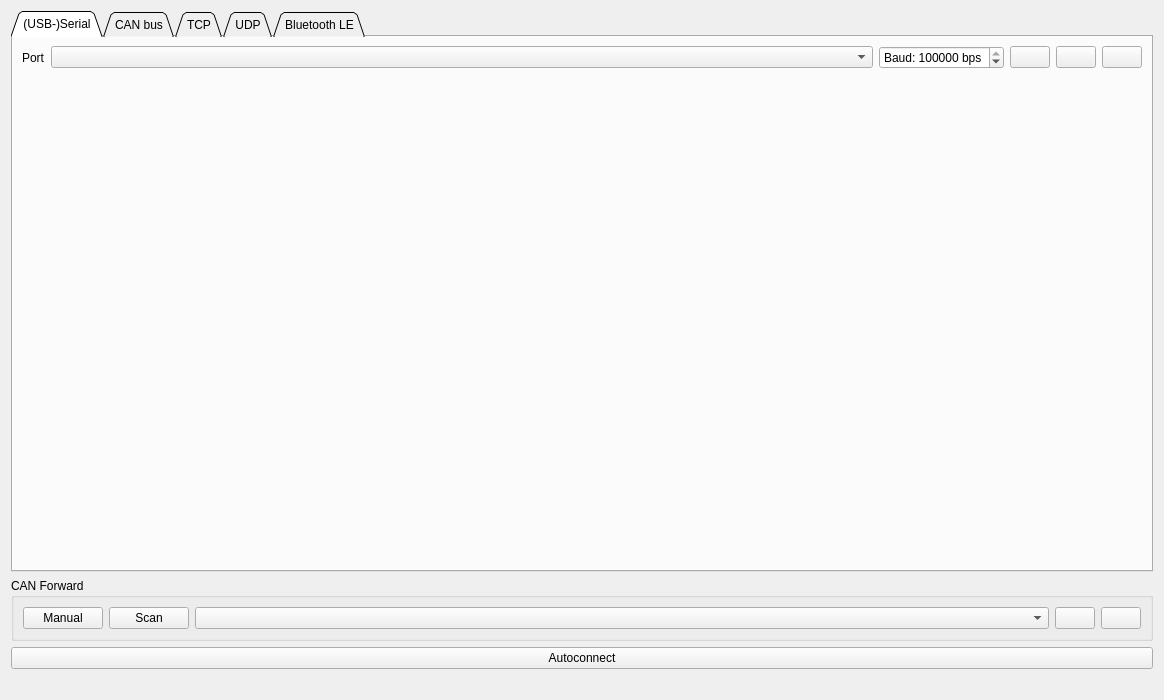
Old version of the form pages/pageconnection.ui in the repository vedderb/vesc_tool.
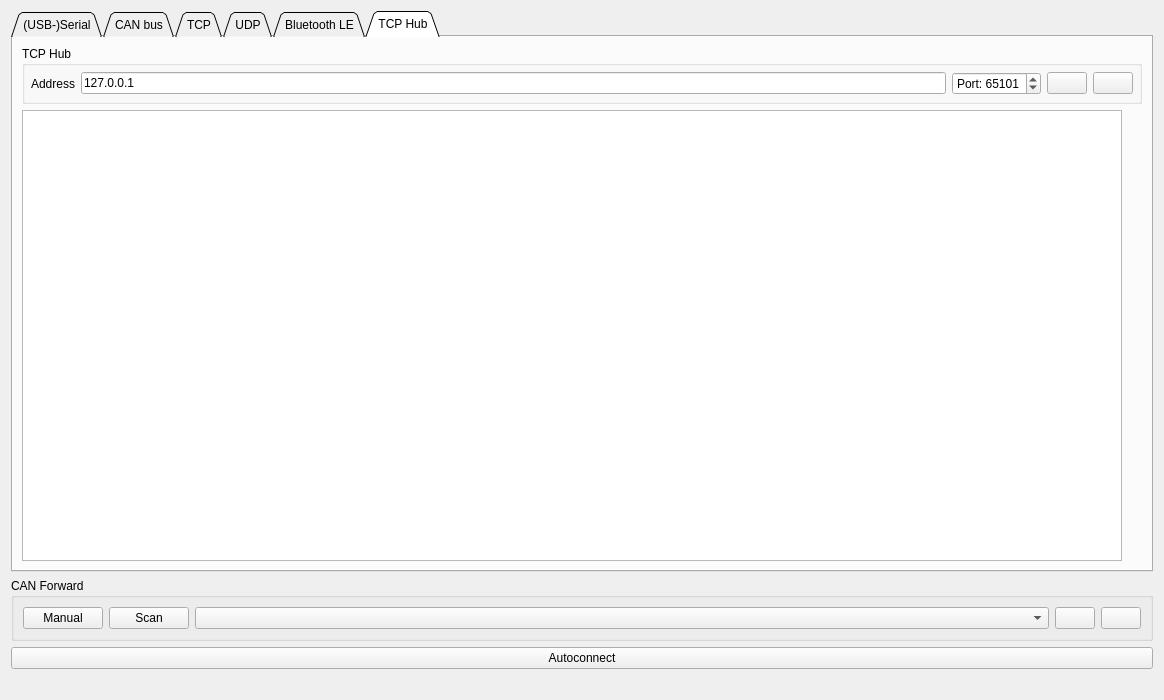
New version of the form. Icons and pictures are not drawn.

```diff
--- a/pages/pageconnection.ui
+++ b/pages/pageconnection.ui
@@ -23,7 +23,7 @@
       <enum>QTabWidget::Triangular</enum>
      </property>
      <property name="currentIndex">
-      <number>0</number>
+      <number>5</number>
      </property>
      <widget class="QWidget" name="tab">
       <attribute name="title">
@@ -893,6 +893,127 @@
        </item>
       </layout>
      </widget>
+     <widget class="QWidget" name="tab_6">
+      <attribute name="title">
+       <string>TCP Hub</string>
+      </attribute>
+      <layout class="QVBoxLayout" name="verticalLayout_11">
+       <item>
+        <widget class="QGroupBox" name="groupBox_5">
+         <property name="title">
+          <string>TCP Hub</string>
+         </property>
+         <layout class="QGridLayout" name="gridLayout_2">
+          <property name="leftMargin">
+           <number>6</number>
+          </property>
+          <property name="topMargin">
+           <number>6</number>
+          </property>
+          <property name="rightMargin">
+           <number>6</number>
+          </property>
+          <property name="bottomMargin">
+           <number>6</number>
+          </property>
+          <property name="horizontalSpacing">
+           <number>6</number>
+          </property>
+          <property name="verticalSpacing">
+           <number>2</number>
+          </property>
+          <item row="0" column="2">
+           <widget class="QSpinBox" name="tcpHubPortBox">
+            <property name="prefix">
+             <string>Port: </string>
+            </property>
+            <property name="maximum">
+             <number>65535</number>
+            </property>
+            <property name="value">
+             <number>65101</number>
+            </property>
+           </widget>
+          </item>
+          <item row="0" column="3">
+           <widget class="QPushButton" name="tcpHubDisconnectButton">
+            <property name="sizePolicy">
+             <sizepolicy hsizetype="Fixed" vsizetype="Fixed">
+              <horstretch>0</horstretch>
+              <verstretch>0</verstretch>
+             </sizepolicy>
+            </property>
+            <property name="toolTip">
+             <string>Disconnect</string>
+            </property>
+            <property name="text">
+             <string/>
+            </property>
+            <property name="icon">
+             <iconset resource="../res.qrc">
+              <normaloff>:/res/icons/Disconnected-96.png</normaloff>:/res/icons/Disconnected-96.png</iconset>
+            </property>
+           </widget>
+          </item>
+          <item row="0" column="0">
+           <widget class="QLabel" name="label_9">
+            <property name="text">
+             <string>Address</string>
+            </property>
+           </widget>
+          </item>
+          <item row="0" column="4">
+           <widget class="QPushButton" name="tcpHubConnectButton">
+            <property name="sizePolicy">
+             <sizepolicy hsizetype="Fixed" vsizetype="Fixed">
+              <horstretch>0</horstretch>
+              <verstretch>0</verstretch>
+             </sizepolicy>
+            </property>
+            <property name="toolTip">
+             <string>Connect</string>
+            </property>
+            <property name="text">
+             <string/>
+            </property>
+            <property name="icon">
+             <iconset resource="../res.qrc">
+              <normaloff>:/res/icons/Connected-96.png</normaloff>:/res/icons/Connected-96.png</iconset>
+            </property>
+           </widget>
+          </item>
+          <item row="0" column="1">
+           <widget class="QLineEdit" name="tcpHubServerEdit">
+            <property name="text">
+             <string>127.0.0.1</string>
+            </property>
+           </widget>
+          </item>
+         </layout>
+        </widget>
+       </item>
+       <item>
+        <layout class="QHBoxLayout" name="horizontalLayout_3">
+         <item>
+          <widget class="QPlainTextEdit" name="tcpHubplainTextEdit"/>
+         </item>
+         <item>
+          <spacer name="verticalSpacer_2">
+           <property name="orientation">
+            <enum>Qt::Vertical</enum>
+           </property>
+           <property name="sizeHint" stdset="0">
+            <size>
+             <width>20</width>
+             <height>40</height>
+            </size>
+           </property>
+          </spacer>
+         </item>
+        </layout>
+       </item>
+      </layout>
+     </widget>
     </widget>
    </item>
    <item>
```
Left out of the diff: 80 changed lines with no effect on the pictures.
